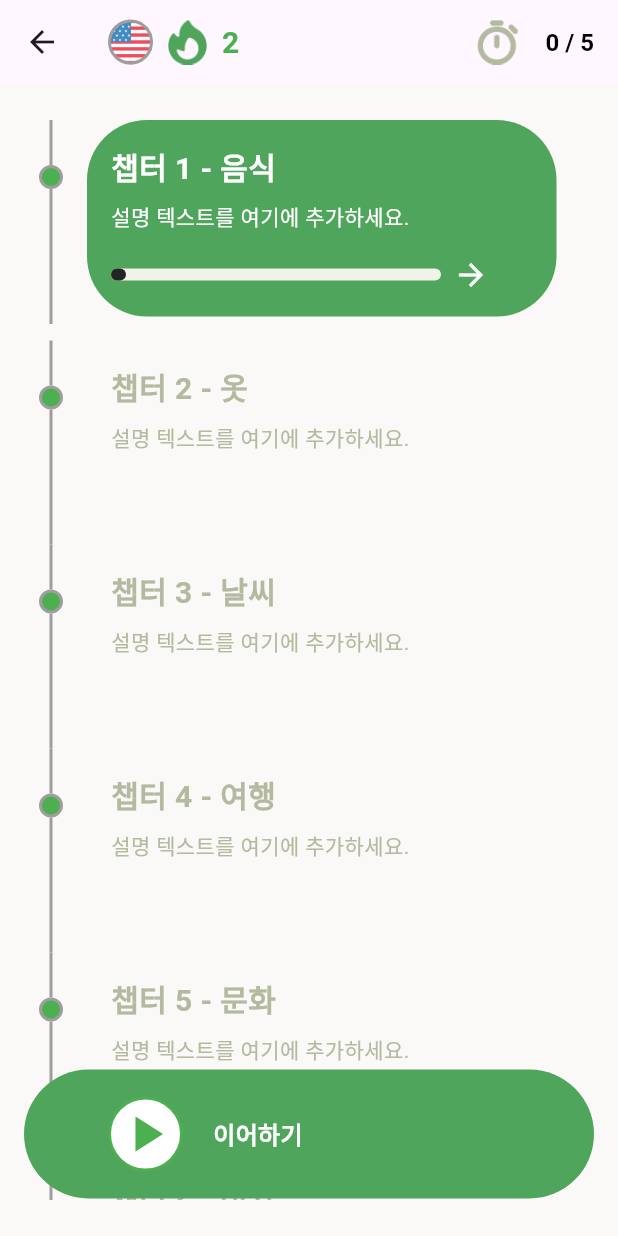
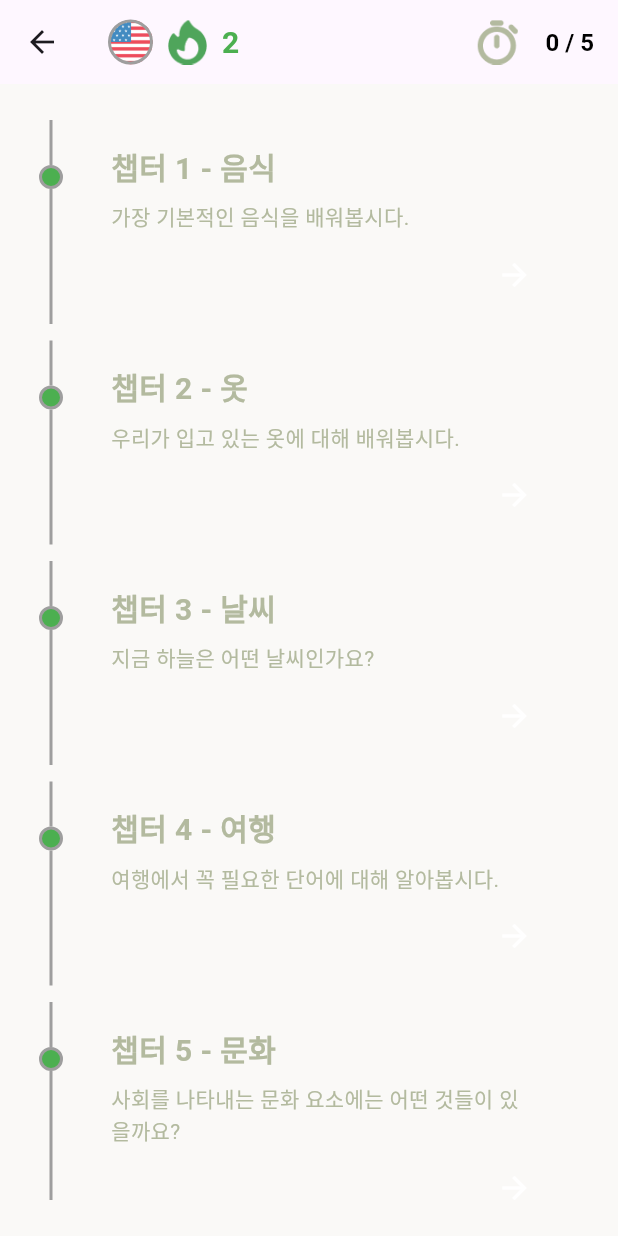
Before and after one commit to jiyoon0227/lanny_program, a Flutter app: the HomeScreen screen opened directly, on a phone screen of 412 x 824 dp. Run offline on Flutter 3.47's test engine with Material 3 defaults, Android fonts, the phone set to English and light mode, and no system bars; our stand-ins replace cloud_firestore, firebase_auth, firebase_core, sqflite; accounts and stored records are empty.

Commit message:
attempt data initialization in main.dart

```diff
--- a/lib/data/chapter_model.dart
+++ b/lib/data/chapter_model.dart
@@ -2,41 +2,35 @@
 class ChapterModel {
   final int chapterId;
   final String chapterName;
-  final String chapterIntro;
-  final String chapterLevel; // 추가
-  final String chapterIconSrc; // 추가
+  final String chapterDescription;
   final double progress;
+  final String chapterIcon;
 
   ChapterModel({
     required this.chapterId,
     required this.chapterName,
-    required this.chapterIntro,
-    required this.chapterLevel, // 추가
-    required this.chapterIconSrc, // 추가
+    required this.chapterDescription,
     required this.progress,
+    required this.chapterIcon,
   });
 
-  // 데이터베이스에서 객체 생성
+  Map<String, dynamic> toMap() {
+    return {
+      'chapter_id': chapterId,
+      'chapter_name': chapterName,
+      'chapter_description': chapterDescription,
+      'progress': progress,
+      'chapter_icon': chapterIcon,
+    };
+  }
+
   factory ChapterModel.fromMap(Map<String, dynamic> map) {
     return ChapterModel(
       chapterId: map['chapter_id'],
       chapterName: map['chapter_name'],
-      chapterIntro: map['chapter_intro'],
-      chapterLevel: map['chapter_level'], // 추가
-      chapterIconSrc: map['chapter_icon_src'], // 추가
+      chapterDescription: map['chapter_description'],
       progress: map['progress'],
+      chapterIcon: map['chapter_icon'],
     );
   }
-
-  // 객체를 데이터베이스 형식으로 변환
-  Map<String, dynamic> toMap() {
-    return {
-      'chapter_id': chapterId,
-      'chapter_name': chapterName,
-      'chapter_intro': chapterIntro,
-      'chapter_level': chapterLevel, // 추가
-      'chapter_icon_src': chapterIconSrc, // 추가
-      'progress': progress,
-    };
-  }
 }
--- a/lib/data/chapter_table.dart
+++ b/lib/data/chapter_table.dart
@@ -6,7 +6,7 @@ class ChapterTable {
 
   // 챕터 정보 삽입
   Future<void> insertChapter(
-      int chapterId, String name, String intro, double progress) async {
+      int chapterId, String name, String description, double progress, String chapterIcon) async {
     final db = await dbHelper.database;
 
     await db.insert(
@@ -14,8 +14,9 @@ class ChapterTable {
       {
         'chapter_id': chapterId,
         'chapter_name': name,
-        'chapter_intro': intro,
+        'chapter_description': description,
         'progress': progress,
+        'chapter_icon': chapterIcon,
       },
       conflictAlgorithm: ConflictAlgorithm.replace,
     );
@@ -32,8 +33,9 @@ class ChapterTable {
           {
             'chapter_id': chapter['id'],
             'chapter_name': chapter['name'],
-            'chapter_intro': chapter['intro'],
+            'chapter_description': chapter['description'],
             'progress': chapter['progress'],
+            'chapter_icon': chapter['icon'],
           },
           conflictAlgorithm: ConflictAlgorithm.replace,
         );
--- a/lib/data/data_initializer.dart
+++ b/lib/data/data_initializer.dart
@@ -9,13 +9,13 @@ class DataInitializer {
   Future<void> initializeData() async {
     // 1. 챕터 데이터 삽입
     await chapterTable.insertChapters([
-      {'id': 1, 'name': '음식', 'intro': '가장 기본적인 음식을 배워봅시다.', 'progress': 0.0},
-      {'id': 2, 'name': '옷', 'intro': '우리가 입고 있는 옷에 대해 배워봅시다.', 'progress': 0.0},
-      {'id': 3, 'name': '날씨', 'intro': '지금 하늘은 어떤 날씨인가요?', 'progress': 0.0},
-      {'id': 4, 'name': '여행', 'intro': '여행에서 꼭 필요한 단어에 대해 알아봅시다.', 'progress': 0.0},
-      {'id': 5, 'name': '문화', 'intro': '사회를 나타내는 문화 요소에는 어떤 것들이 있을까요?', 'progress': 0.0},
-      {'id': 6, 'name': '인사', 'intro': '인사법을 배우며 글로벌 매너를 익혀봅시다.', 'progress': 0.0},
-      {'id': 7, 'name': '소속', 'intro': '당신의 소속과 정보를 설명해보세요.', 'progress': 0.0},
+      {'id': 1, 'name': '음식', 'description': '가장 기본적인 음식을 배워봅시다.', 'progress': 0.0,'icon': 'assets/images/chapter_imgs/chap1_icon_darkgray.png' },
+      {'id': 2, 'name': '옷', 'description': '우리가 입고 있는 옷에 대해 배워봅시다.', 'progress': 0.0,'icon': 'assets/images/chapter_imgs/chap2_icon_darkgray.png'},
+      {'id': 3, 'name': '날씨', 'description': '지금 하늘은 어떤 날씨인가요?', 'progress': 0.0,'icon': 'assets/images/chapter_imgs/chap3_icon_darkgray.png'},
+      {'id': 4, 'name': '여행', 'description': '여행에서 꼭 필요한 단어에 대해 알아봅시다.', 'progress': 0.0,'icon': 'assets/images/chapter_imgs/chap4_icon_darkgray.png'},
+      {'id': 5, 'name': '문화', 'description': '사회를 나타내는 문화 요소에는 어떤 것들이 있을까요?', 'progress': 0.0,'icon': 'assets/images/chapter_imgs/chap5_icon_darkgray.png'},
+      {'id': 6, 'name': '인사', 'description': '인사법을 배우며 글로벌 매너를 익혀봅시다.', 'progress': 0.0,'icon': 'assets/images/chapter_imgs/chap6_icon_darkgray.png'},
+      {'id': 7, 'name': '소속', 'description': '당신의 소속과 정보를 설명해보세요.', 'progress': 0.0,'icon': 'assets/images/chapter_imgs/chap7_icon_darkgray.png'},
     ]);
 
     // 2. 단어 데이터 삽입
--- a/lib/data/database.dart
+++ b/lib/data/database.dart
@@ -24,7 +24,7 @@ class DatabaseHelper {
 
     return await openDatabase(
       path,
-      version: 1,
+      version: 2,
       onCreate: _onCreate,
     );
   }
@@ -52,10 +52,9 @@ class DatabaseHelper {
       CREATE TABLE chapter_table (
         chapter_id INTEGER PRIMARY KEY,
         chapter_name TEXT NOT NULL,
-        chapter_intro TEXT NOT NULL,
-        chapter_level TEXT NOT NULL,
-        chapter_icon_src TEXT NOT NULL,
-        progress REAL NOT NULL
+        chapter_description TEXT NOT NULL,
+        progress REAL NOT NULL,
+        chapter_icon TEXT NOT NULL
       );
     ''');
 
--- a/lib/main.dart
+++ b/lib/main.dart
@@ -7,6 +7,7 @@ import 'screens/signup_screen.dart';
 import 'screens/main_navigation_screen.dart';
 import 'package:firebase_core/firebase_core.dart';
 import 'firebase_options.dart';
+import '../data/data_initializer.dart'; // 데이터베이스 초기화 파일 임포트
 
 ///void main() => runApp(LannyProgram());
 void main() async {
@@ -14,6 +15,8 @@ void main() async {
   await Firebase.initializeApp(
     options: DefaultFirebaseOptions.currentPlatform,
   );
+  final dataInitializer = DataInitializer();
+  await dataInitializer.initializeData(); // 데이터베이스 초기화 수행
   runApp(LannyProgram());
 }
 
--- a/lib/screens/home_screen.dart
+++ b/lib/screens/home_screen.dart
@@ -1,5 +1,7 @@
 import 'package:flutter/material.dart';
 import 'package:lanny_program/widgets/daily_learning_goal_popup.dart'; // 팝업 파일을 임포트
+import '../data/chapter_table.dart';
+import '../data/chapter_model.dart';
 import 'package:lanny_program/learning/chapter_screen1.dart'; // 챕터 화면들 임포트
 import 'package:lanny_program/learning/chapter_screen2.dart';
 import 'package:lanny_program/learning/chapter_screen3.dart';
@@ -8,9 +10,28 @@ import 'package:lanny_program/learning/chapter_screen5.dart';
 import 'package:lanny_program/learning/chapter_screen6.dart';
 import 'package:lanny_program/learning/chapter_screen7.dart';
 
-class HomeScreen extends StatelessWidget {
-  final List<String> chapterNames = ['음식', '옷', '날씨', '여행', '문화', '인사', '소속']; // 챕터명 리스트
-  final List<int> progressValues = [0, 5, 10, 15, 7, 8, 12]; // 챕터별 진행도 리스트 (0~15)
+class HomeScreen extends StatefulWidget {
+  @override
+  _HomeScreenState createState() => _HomeScreenState();
+}
+
+class _HomeScreenState extends State<HomeScreen> {
+  final ChapterTable chapterTable = ChapterTable();
+  List<ChapterModel> chapters = [];
+
+  @override
+  void initState() {
+    super.initState();
+    _loadChapters();
+  }
+
+  // 데이터베이스에서 챕터 데이터 가져오기
+  Future<void> _loadChapters() async {
+    List<Map<String, dynamic>> chapterData = await chapterTable.getAllChapters();
+    setState(() {
+      chapters = chapterData.map((data) => ChapterModel.fromMap(data)).toList();
+    });
+  }
 
   // 각 챕터에 해당하는 화면을 반환하는 함수
   Widget _getChapterScreen(int index) {
@@ -49,19 +70,19 @@ class HomeScreen extends StatelessWidget {
                   decoration: BoxDecoration(
                     shape: BoxShape.circle,
                     image: DecorationImage(
-                      image: AssetImage('assets/images/lang_english_circle.png'),
-                      fit: BoxFit.cover,
+                      image: AssetImage('assets/images/lang_english_circle.png'), // 사용할 이미지 경로
+                      fit: BoxFit.cover, // 이미지를 원형에 맞게 채움
                     ),
                     border: Border.all(
-                      color: Colors.grey,
-                      width: 2,
+                      color: Colors.grey, // 테두리 색상
+                      width: 2, // 테두리 두께
                     ),
                   ),
                 ),
                 const SizedBox(width: 8),
                 Image.asset(
-                  'assets/images/home_fire.png',
-                  width: 30,
+                  'assets/images/home_fire.png', // 사용할 PNG 파일 경로로 수정
+                  width: 30, // 기존 아이콘의 크기와 맞춰 조정
                   height: 30,
                 ),
                 const SizedBox(width: 8),
@@ -79,8 +100,8 @@ class HomeScreen extends StatelessWidget {
               children: [
                 IconButton(
                   icon: Image.asset(
-                    'assets/images/home_timer.png',
-                    width: 30,
+                    'assets/images/home_timer.png', // 사용할 PNG 파일 경로로 수정
+                    width: 30, // 아이콘과 비슷한 크기
                     height: 30,
                   ),
                   onPressed: () {
@@ -106,40 +127,25 @@ class HomeScreen extends StatelessWidget {
           ],
         ),
       ),
-      body: Stack(
-        children: [
-          Padding(
+      body: Padding(
         padding: const EdgeInsets.symmetric(horizontal: 16.0, vertical: 24.0),
-            child: ListView(
-              padding: EdgeInsets.only(bottom: 100), // 이어서 하기 버튼 공간 확보
-              children: [
-                ...List.generate(7, (index) {
-                  bool isSelected = index == 0; // 첫 번째 챕터가 선택되었다고 가정
-                  bool showGauge = index <= 0; // 선택된 챕터 및 이전 챕터에만 게이지 표시
-                  return _buildChapterSection(
-                    context,
-                    index,
-                    isSelected,
-                    showGauge,
-                    progressValues[index],
-                  );
-                }),
-                const SizedBox(height: 16),
-              ],
+        child: chapters.isEmpty
+            ? Center(child: CircularProgressIndicator()) // 데이터 로딩 중일 때 로딩 표시
+            : ListView.builder(
+          itemCount: chapters.length,
+          itemBuilder: (context, index) {
+            final chapter = chapters[index];
+            double progressValue = chapter.progress; // 진행도 수치 (0 ~ 1)
+            double progressWidth = (15 * progressValue) * 220; // 진행도에 따른 길이
+
+            return _buildChapterSection(context, index, chapter, progressWidth);
+          },
         ),
-          ),
-          Positioned(
-            bottom: 25,
-            left: 16,
-            right: 16,
-            child: _buildContinueTile(), // 이어서 하기 버튼을 항상 하단에 고정
-          ),
-        ],
       ),
     );
   }
 
-  Widget _buildChapterSection(BuildContext context, int index, bool isSelected, bool showGauge, int progress) {
+  Widget _buildChapterSection(BuildContext context, int index, ChapterModel chapter, double progressWidth) {
     return Row(
       crossAxisAlignment: CrossAxisAlignment.start,
       children: [
@@ -181,12 +187,10 @@ class HomeScreen extends StatelessWidget {
               );
             },
             child: _buildChapterTile(
-                "챕터 ${index + 1} - ${chapterNames[index]}",
-                "설명 텍스트를 여기에 추가하세요.",
-                isSelected,
-                showGauge,
-                progress,
-                index
+              "챕터 ${index + 1} - ${chapter.chapterName}",
+              chapter.chapterDescription,
+              chapter.progress,
+              progressWidth,
             ),
           ),
         ),
@@ -195,17 +199,13 @@ class HomeScreen extends StatelessWidget {
     );
   }
 
-  Widget _buildChapterTile(String title, String description, bool isSelected, bool showGauge, int progress, int index) {
-    double progressValue = (progress / 15).clamp(0.0, 1.0);
-    double progressWidth = progress == 0 ? 10 : progressValue * 220;
-    double maxProgressWidth = 220;
-
+  Widget _buildChapterTile(String title, String description, double progressValue, double progressWidth) {
     return Container(
       padding: const EdgeInsets.all(16.0),
       margin: const EdgeInsets.only(bottom: 16.0),
       width: double.infinity,
       decoration: BoxDecoration(
-        color: isSelected ? Color(0xFF4FA55B) : Colors.transparent,
+        color: Colors.transparent,
         borderRadius: BorderRadius.circular(40),
       ),
       child: Column(
@@ -214,7 +214,7 @@ class HomeScreen extends StatelessWidget {
           Text(
             title,
             style: TextStyle(
-              color: isSelected ? Colors.white : Color(0xFFB3BA9F),
+              color: Color(0xFFB3BA9F), // 텍스트 색상 설정
               fontSize: 20,
               fontWeight: FontWeight.bold,
             ),
@@ -223,95 +223,27 @@ class HomeScreen extends StatelessWidget {
           Text(
             description,
             style: TextStyle(
-              color: isSelected ? Colors.white : Color(0xFFB3BA9F),
+              color: Color(0xFFB3BA9F), // 텍스트 색상 설정
               fontSize: 14,
             ),
           ),
-          if (showGauge) ...[
           const SizedBox(height: 16),
           Row(
+            mainAxisAlignment: MainAxisAlignment.spaceBetween,
             children: [
-                Stack(
-                  children: [
-                    Container(
-                      height: 8,
-                      width: maxProgressWidth,
-                      decoration: BoxDecoration(
-                        color: Color(0xFFF1F3E8),
-                        borderRadius: BorderRadius.circular(4),
-                      ),
-                    ),
               Container(
                 height: 8,
                 width: progressWidth,
                 decoration: BoxDecoration(
-                        color: isSelected ? Color(0xFF232323) : Color(0xFFB3BA9F),
+                  color: Color(0xFFB3BA9F), // 게이지 색상 설정
                   borderRadius: BorderRadius.circular(4),
                 ),
               ),
-                  ],
-                ),
-                const SizedBox(width: 8),
+              const SizedBox(width: 16),
               Icon(Icons.arrow_forward, color: Colors.white),
             ],
           ),
         ],
-        ],
-      ),
-    );
-  }
-
-  Widget _buildContinueTile() {
-    return Container(
-      padding: const EdgeInsets.symmetric(horizontal: 20, vertical: 10),
-      decoration: BoxDecoration(
-        color: Color(0xFF4FA55B),
-        borderRadius: BorderRadius.circular(50),
-      ),
-      child: Container(
-        padding: const EdgeInsets.symmetric(horizontal: 16.0, vertical: 8.0),
-        decoration: BoxDecoration(
-          color: Colors.transparent,
-          borderRadius: BorderRadius.circular(50),
-        ),
-        child: Row(
-          mainAxisAlignment: MainAxisAlignment.spaceBetween,
-          children: [
-            Row(
-              children: [
-                const SizedBox(width: 20),
-                Container(
-                  width: 50,
-                  height: 50,
-                  decoration: BoxDecoration(
-                    color: Colors.white,
-                    borderRadius: BorderRadius.circular(50),
-                    border: Border.all(
-                      color: Colors.green,
-                      width: 2,
-                    ),
-                  ),
-                  child: Center(
-                    child: Icon(
-                      Icons.play_arrow,
-                      size: 40,
-                      color: Colors.green,
-                    ),
-                  ),
-                ),
-                const SizedBox(width: 20),
-                Text(
-                  '이어하기',
-                  style: TextStyle(
-                    color: Colors.white,
-                    fontSize: 16,
-                    fontWeight: FontWeight.bold,
-                  ),
-                ),
-              ],
-            ),
-          ],
-        ),
       ),
     );
   }
```
Also changed, not shown: 1 other file. Lines whose indentation alone changed are shown as unchanged.
